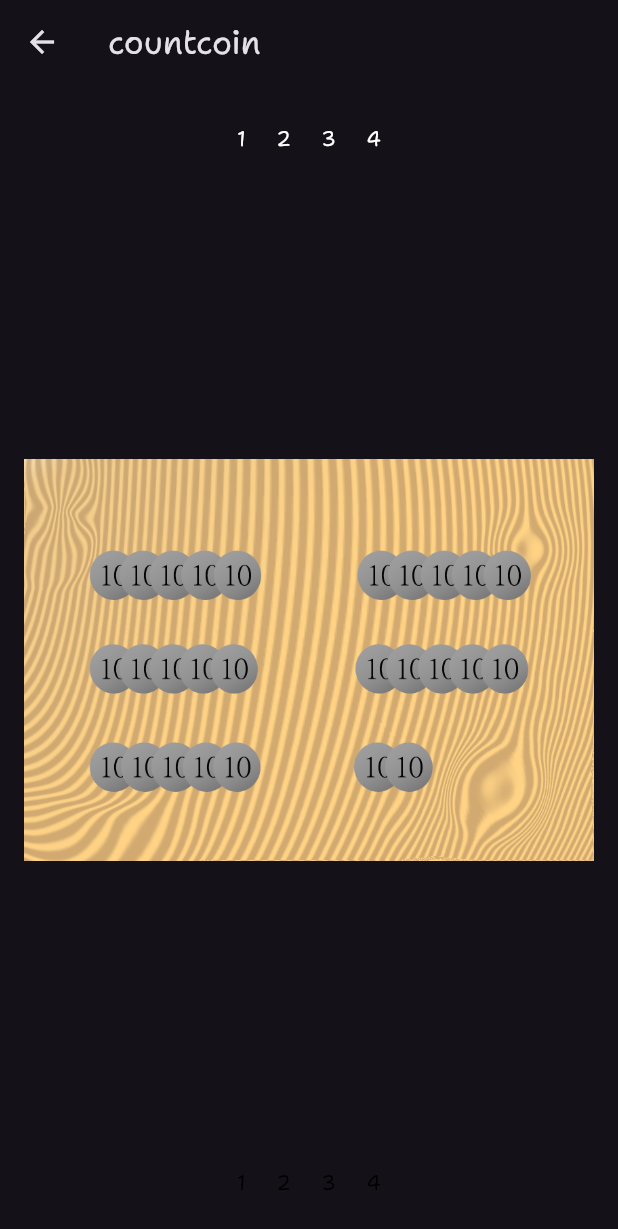
After one commit to XunZhang-anson/website, a Flutter app: the CoinPage screen opened by its route, after a tap on "硬幣遊戲最新版", on a phone screen of 412 x 824 dp. The commit adds this screen. Shown: the top 1229 px of the screen. Run offline on Flutter 3.47's test engine with Material 2 defaults, Android fonts, the light colour scheme and no system bars; our stand-ins replace animated_text_kit; missing offline and left inert: chat_gpt_sdk; project files that could hold a hidden picture were left out.

Commit message:
硬幣遊戲最新版完成

```diff
--- a/lib/main.dart
+++ b/lib/main.dart
@@ -11,6 +11,7 @@ import 'pages/chat.dart';
 import 'pages/countcoin.dart';
 import 'pages/countcoin1.dart';
 import 'pages/countcoin2.dart';
+import 'pages/countcoin3.dart';
 
 
 void main() {
@@ -35,6 +36,7 @@ class MyApp extends StatelessWidget {
         '/countcoin': (context) => const CoinPage(),
         '/countcoin/1': (context) => const Coin1Page(),
         '/countcoin/2': (context) => const Coin2Page(),
+        '/countcoin/3': (context) => const Coin3Page(),
       },
       title: 'Website of XunZhang',
       theme: ThemeData(
--- a/lib/pages/countcoin.dart
+++ b/lib/pages/countcoin.dart
@@ -1,9 +1,8 @@
 import 'package:flutter/material.dart';
-import 'countcoin1.dart';
+/*import 'countcoin1.dart';
 import 'countcoin2.dart';
 import 'pages/countcoin1.dart';
-import 'pages/countcoin2.dart';
-
+import 'pages/countcoin2.dart';*/
 
 class CoinPage extends StatefulWidget {
   const CoinPage({super.key});
@@ -13,7 +12,6 @@ class CoinPage extends StatefulWidget {
 }
 
 class _CoinPageState extends State<CoinPage> {
-
   @override
   Widget build(BuildContext context) {
     return Scaffold(
@@ -30,27 +28,29 @@ class _CoinPageState extends State<CoinPage> {
                     mainAxisAlignment: MainAxisAlignment.end,
                     children: <Widget>[
                       OutlinedButton(
-                                  child: Text('雙人遊戲2.0',style: TextStyle(fontSize: 20.0)),
+                          child:
+                              Text('硬幣遊戲最新版', style: TextStyle(fontSize: 20.0)),
                           onPressed: () {
-                                      Navigator.pushNamed(
-                                              context, '/countcoin/2');
-                                    }
-                                    ),
+                            Navigator.pushNamed(context, '/countcoin/3');
+                          }),
                       SizedBox(height: 16.0),
                       OutlinedButton(
-                                  child: Text('遊戲規則',style: TextStyle(fontSize: 20.0)),
-                                    onPressed: () {
-
-                                    }
-                                  ),
+                          child: Text('遊戲規則', style: TextStyle(fontSize: 20.0)),
+                          onPressed: () {}),
                       SizedBox(height: 16.0),
                       OutlinedButton(
-                                  child: Text('雙人遊戲1.0',style: TextStyle(fontSize: 20.0)),
+                          child:
+                              Text('硬幣遊戲2.0', style: TextStyle(fontSize: 20.0)),
                           onPressed: () {
-                                      Navigator.pushNamed(
-                                              context, '/countcoin/1');
-                                    }
-                                    ),
+                            Navigator.pushNamed(context, '/countcoin/2');
+                          }),
+                      SizedBox(height: 16.0),
+                      OutlinedButton(
+                          child:
+                              Text('硬幣遊戲隨機版', style: TextStyle(fontSize: 20.0)),
+                          onPressed: () {
+                            Navigator.pushNamed(context, '/countcoin/1');
+                          }),
                       SizedBox(height: 32.0),
                     ]))));
   }
--- /dev/null
+++ b/lib/pages/countcoin3.dart
@@ -0,0 +1,320 @@
+import 'dart:math';
+
+import 'package:flutter/material.dart';
+
+class Coin3Page extends StatefulWidget {
+  const Coin3Page({super.key});
+
+  @override
+  State<Coin3Page> createState() => _Coin3PageState();
+}
+
+class _Coin3PageState extends State<Coin3Page> {
+  int _count = 0, _number = 0;
+  bool _player = true;
+
+  @override
+  void initState() {
+    super.initState();
+    _startNewGame();
+  }
+
+  void _startNewGame() {
+    setState(() {
+      _count = Random().nextInt(16) + 15;
+      _switch();
+      /*_guessNumber = null;
+      _guessesLeft = 5;
+      _hintText = '從一個1~100猜一個數字(有5次機會)';
+      _textEditingController.clear();*/
+    });
+  }
+
+  double mathIconWidth() {
+    var width = MediaQuery.of(context).size.width;
+    return (width - 16) / 4;
+  }
+
+  Widget build(BuildContext context) {
+    return Scaffold(
+        appBar: AppBar(
+          title: const Text('countcoin'),
+        ),
+        body: Center(
+            child: Container(
+                constraints: BoxConstraints(
+                  maxWidth: 640.0,
+                ),
+                padding: const EdgeInsets.all(16.0),
+                child: Column(
+                    mainAxisAlignment: MainAxisAlignment.center,
+                    children: <Widget>[
+                      // Expanded(flex: 1, child: Container(color: Colors.red)),
+                      Expanded(
+                          flex: 0,
+                          child: Row(
+                            mainAxisAlignment: MainAxisAlignment.center,
+                            children: [
+                              InkWell(
+                                  borderRadius: BorderRadius.circular(100),
+                                  onTap: _player || _count < 1 || _number == 1
+                                      ? null
+                                      : () {
+                                          setState(() {
+                                            _count -= 1;
+                                            _number = 1;
+                                            _switch();
+                                          });
+                                        },
+                                  child: Padding(
+                                    padding: EdgeInsets.all(10),
+                                    child: Text(
+                                      '1',
+                                      style: TextStyle(
+                                        color: _player ||
+                                                _count < 1 ||
+                                                _number == 1
+                                            ? Colors.black
+                                            : Colors.white,
+                                      ),
+                                    ),
+                                  )),
+                              InkWell(
+                                  borderRadius: BorderRadius.circular(100),
+                                  onTap: _number == 2 || _player || _count < 2
+                                      ? null
+                                      : () {
+                                          setState(() {
+                                            _count -= 2;
+                                            _number = 2;
+                                            _switch();
+                                          });
+                                        },
+                                  child: Padding(
+                                    padding: EdgeInsets.all(10),
+                                    child: Text(
+                                      '2',
+                                      style: TextStyle(
+                                        color: _number == 2 ||
+                                                _player ||
+                                                _count < 2
+                                            ? Colors.black
+                                            : Colors.white,
+                                      ),
+                                    ),
+                                  )),
+                              InkWell(
+                                  borderRadius: BorderRadius.circular(100),
+                                  onTap: _number == 3 || _player || _count < 3
+                                      ? null
+                                      : () {
+                                          setState(() {
+                                            _count -= 3;
+                                            _number = 3;
+                                            _switch();
+                                          });
+                                        },
+                                  child: Padding(
+                                    padding: EdgeInsets.all(10),
+                                    child: Text(
+                                      '3',
+                                      style: TextStyle(
+                                        color: _number == 3 ||
+                                                _player ||
+                                                _count < 3
+                                            ? Colors.black
+                                            : Colors.white,
+                                      ),
+                                    ),
+                                  )),
+                              InkWell(
+                                  borderRadius: BorderRadius.circular(100),
+                                  onTap: _number == 4 || _player || _count < 4
+                                      ? null
+                                      : () {
+                                          setState(() {
+                                            _count -= 4;
+                                            _number = 4;
+                                            _switch();
+                                          });
+                                        },
+                                  child: Padding(
+                                    padding: EdgeInsets.all(10),
+                                    child: Text(
+                                      '4',
+                                      style: TextStyle(
+                                        color: _number == 4 ||
+                                                _player ||
+                                                _count < 4
+                                            ? Colors.black
+                                            : Colors.white,
+                                      ),
+                                    ),
+                                  )),
+                            ],
+                          )),
+                      Expanded(
+                          flex: 5,
+                          child: Container(
+                              child: Image.asset(
+                                  'assets/images/coin/coin$_count.png'))),
+                      Expanded(
+                          flex: 0,
+                          child: Row(
+                            mainAxisAlignment: MainAxisAlignment.center,
+                            children: [
+                              InkWell(
+                                  borderRadius: BorderRadius.circular(100),
+                                  onTap: !_player || _count < 1 || _number == 1
+                                      ? null
+                                      : () {
+                                          setState(() {
+                                            _count -= 1;
+                                            _number = 1;
+                                            _switch();
+                                          });
+                                        },
+                                  child: Padding(
+                                    padding: EdgeInsets.all(10),
+                                    child: Text(
+                                      '1',
+                                      style: TextStyle(
+                                        color: !_player ||
+                                                _count < 1 ||
+                                                _number == 1
+                                            ? Colors.black
+                                            : Colors.white,
+                                      ),
+                                    ),
+                                  )),
+                              InkWell(
+                                  borderRadius: BorderRadius.circular(100),
+                                  onTap: _number == 2 || !_player || _count < 2
+                                      ? null
+                                      : () {
+                                          setState(() {
+                                            _count -= 2;
+                                            _number = 2;
+                                            _switch();
+                                          });
+                                        },
+                                  child: Padding(
+                                    padding: EdgeInsets.all(10),
+                                    child: Text(
+                                      '2',
+                                      style: TextStyle(
+                                        color: _number == 2 ||
+                                                !_player ||
+                                                _count < 2
+                                            ? Colors.black
+                                            : Colors.white,
+                                      ),
+                                    ),
+                                  )),
+                              InkWell(
+                                  borderRadius: BorderRadius.circular(100),
+                                  onTap: _number == 3 || !_player || _count < 3
+                                      ? null
+                                      : () {
+                                          setState(() {
+                                            _count -= 3;
+                                            _number = 3;
+                                            _switch();
+                                          });
+                                        },
+                                  child: Padding(
+                                    padding: EdgeInsets.all(10),
+                                    child: Text(
+                                      '3',
+                                      style: TextStyle(
+                                        color: _number == 3 ||
+                                                !_player ||
+                                                _count < 3
+                                            ? Colors.black
+                                            : Colors.white,
+                                      ),
+                                    ),
+                                  )),
+                              InkWell(
+                                  borderRadius: BorderRadius.circular(100),
+                                  onTap: _number == 4 || !_player || _count < 4
+                                      ? null
+                                      : () {
+                                          setState(() {
+                                            _count -= 4;
+                                            _number = 4;
+                                            _switch();
+                                          });
+                                        },
+                                  child: Padding(
+                                    padding: EdgeInsets.all(10),
+                                    child: Text(
+                                      '4',
+                                      style: TextStyle(
+                                        color: _number == 4 ||
+                                                !_player ||
+                                                _count < 4
+                                            ? Colors.black
+                                            : Colors.white,
+                                      ),
+                                    ),
+                                  )),
+                            ],
+                          )),
+                      // Expanded(flex: 1, child: Container(color: Colors.red)),
+                    ]))));
+  }
+
+  /*void _dice() {
+    setState(() {
+      _number = Random().nextInt(4) + 1;
+    });
+  }*/
+
+  void _switch() {
+    if (_count > 0 && _number != _count || _number != 1) {
+      setState(() {
+        _player = !_player;
+      });
+    } else if (_count == 1 && _number == _count) {
+      showDialog(
+        context: context,
+        builder: (BuildContext context) {
+          return AlertDialog(
+            title: Text('player${!_player ? 2 : 1} win'),
+            content: Text('恭喜! 你贏了'),
+            actions: [
+              TextButton(
+                onPressed: () {
+                  _startNewGame();
+                  Navigator.of(context).pop();
+                },
+                child: Text('重新開始'),
+              ),
+            ],
+          );
+        },
+      );
+    } else {
+      showDialog(
+        context: context,
+        builder: (BuildContext context) {
+          return AlertDialog(
+            title: Text('player${!_player ? 1 : 2} win'),
+            content: Text('恭喜! 你贏了'),
+            actions: [
+              TextButton(
+                onPressed: () {
+                  _number = 0;
+                  _startNewGame();
+                  Navigator.of(context).pop();
+                },
+                child: Text('重新開始'),
+              ),
+            ],
+          );
+        },
+      );
+    }
+  }
+}
```
Also changed, not shown: 1 other file. Lines whose indentation alone changed are shown as unchanged.
